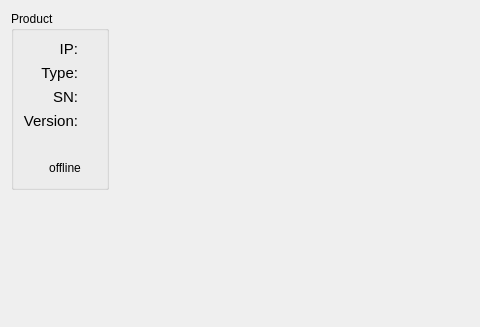
First picture: the form in source/wnd/h2product.ui, repository ww4u/mct-t4, before the edit; both pictures show x 0 to 480 and y 0 to 327 of the 804 by 445 pixel window.
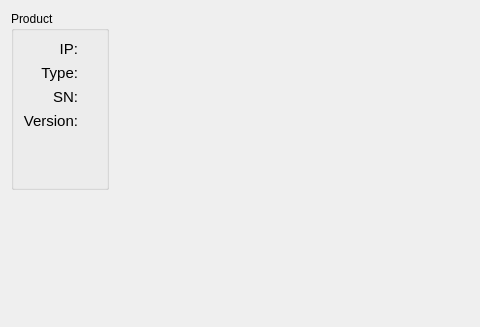
Second picture: the form after the edit. Icons and pictures are not drawn.

```diff
--- a/source/wnd/h2product.ui
+++ b/source/wnd/h2product.ui
@@ -277,7 +277,7 @@
        </widget>
       </item>
       <item row="5" column="0" colspan="2">
-       <widget class="QToolButton" name="toolButton_status">
+       <widget class="QPushButton" name="pushButton_status">
         <property name="sizePolicy">
          <sizepolicy hsizetype="Expanding" vsizetype="Fixed">
           <horstretch>0</horstretch>
@@ -288,10 +288,12 @@
          <enum>Qt::ClickFocus</enum>
         </property>
         <property name="styleSheet">
-         <string notr="true">background-color: rgba(0, 85, 255, 0);</string>
+         <string notr="true">border-color: rgba(255, 255, 255, 0);
+background-color: rgba(255, 255, 255, 10);
+</string>
         </property>
         <property name="text">
-         <string>   offline</string>
+         <string/>
         </property>
         <property name="icon">
          <iconset resource="../../res/res.qrc">
@@ -299,17 +301,17 @@
         </property>
         <property name="iconSize">
          <size>
-          <width>48</width>
-          <height>48</height>
+          <width>72</width>
+          <height>36</height>
          </size>
         </property>
         <property name="shortcut">
          <string/>
         </property>
-        <property name="toolButtonStyle">
-         <enum>Qt::ToolButtonTextBesideIcon</enum>
+        <property name="autoRepeatInterval">
+         <number>800</number>
         </property>
-        <property name="autoRaise">
+        <property name="flat">
          <bool>true</bool>
         </property>
        </widget>
```
